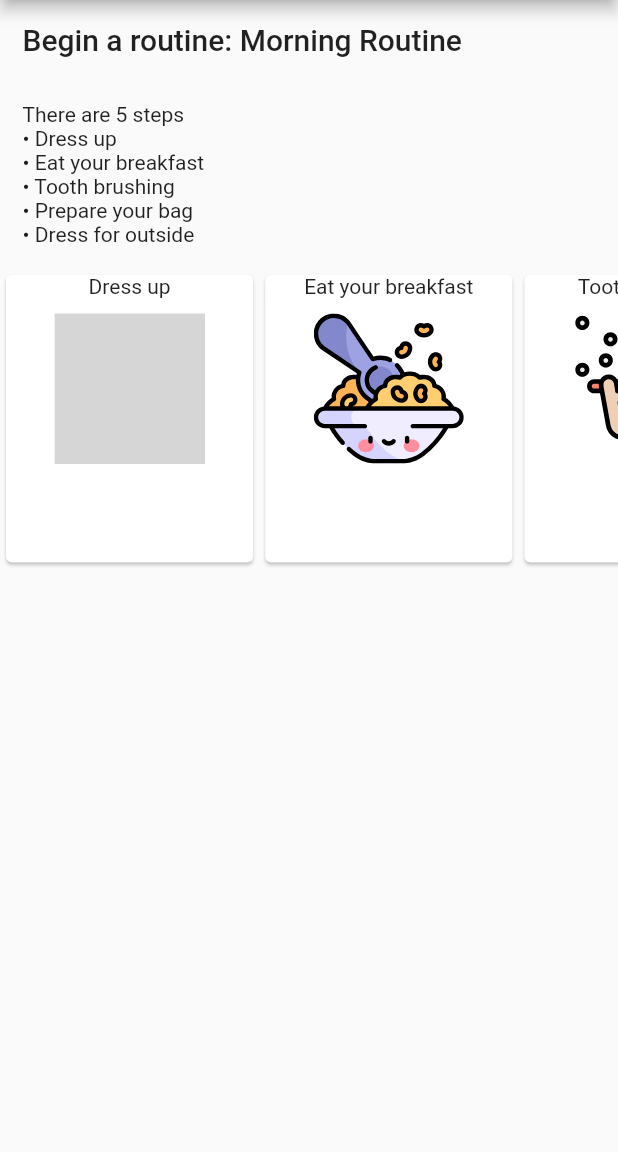
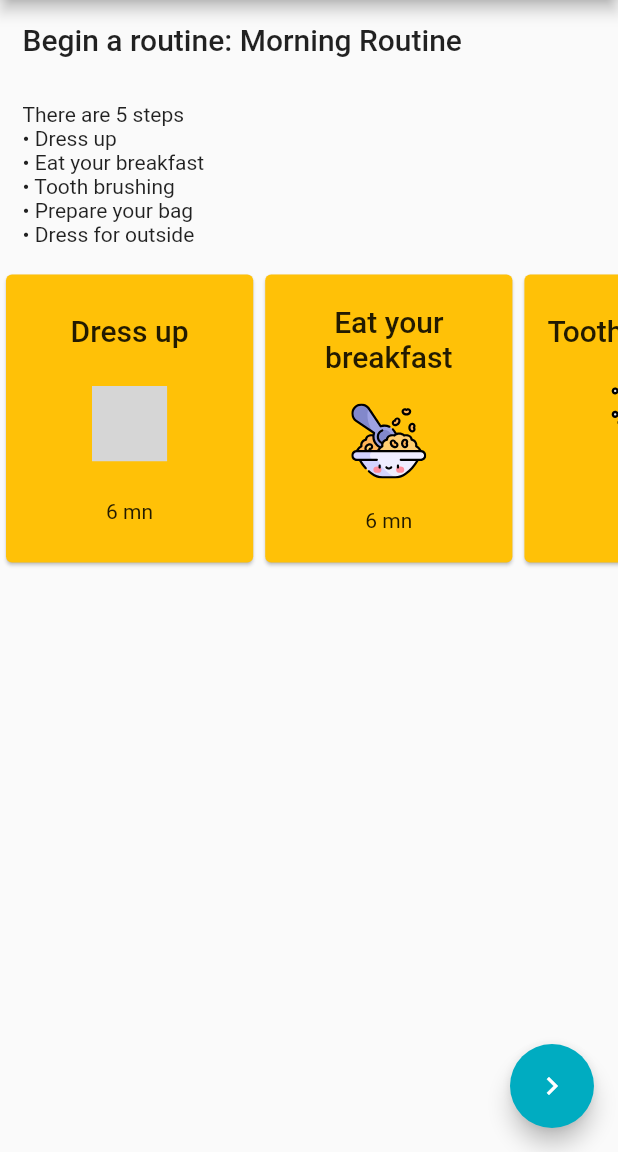
Before and after one commit to juliekitty/project_kidplanner, a Flutter app: the screen it shows after launch, after a tap on "GO", on a phone screen of 412 x 824 dp, the part 84-1236 px from its top. Run offline on Flutter 3.47's test engine with Material 2 defaults, Android fonts, the phone set to English and light mode, and no system bars; our stand-ins replace flutter_svg, sqflite, webview_flutter; missing offline and left inert: countdown_flutter, duration_picker; accounts and stored records are empty; Roboto replaces fonts that are missing (Futura); grey boxes are pictures that could not be loaded.

Commit message:
add credits, init program details

```diff
--- a/lib/src/components/appBar.dart
+++ b/lib/src/components/appBar.dart
@@ -30,7 +30,7 @@ Widget appBar(context, textTheme, appBarTitle) {
             ),
       IconButton(
         icon: Icon(Icons.person),
-        tooltip: 'Contact',
+        tooltip: 'Profile',
         onPressed: () {
           Navigator.push(
             context,
--- a/lib/src/components/bottomMenu.dart
+++ b/lib/src/components/bottomMenu.dart
@@ -5,9 +5,6 @@ import 'package:project_kidplanner/views/HomePage.dart';
 import 'package:project_kidplanner/views/profileView.dart';
 //import 'package:project_kidplanner/views/CountDownState.dart';
 import 'package:project_kidplanner/views/CountDownTimerView.dart';
-/*
-  DEPRECATED
-*/
 
 Widget returnBottomNav(_selectedScreenIndex, _selectScreen) {
   return BottomAppBar(
--- a/lib/views/programView.dart
+++ b/lib/views/programView.dart
@@ -5,6 +5,7 @@ import '../src/components/appBar.dart';
 import 'package:project_kidplanner/src/classes/program.dart';
 import 'package:project_kidplanner/resources/programsData.dart';
 import 'package:flutter_svg/flutter_svg.dart';
+import 'programDetails.dart';
 
 class ProgramView extends StatelessWidget {
   @override
@@ -16,6 +17,7 @@ class ProgramView extends StatelessWidget {
 
     Widget createTile(context, step) {
       return Card(
+        color: Colors.amber,
         child: GestureDetector(
           onTap: () {
             /*Navigator.push(
@@ -31,14 +33,22 @@ class ProgramView extends StatelessWidget {
           child: Container(
             width: MediaQuery.of(context).size.width * 0.40,
             height: MediaQuery.of(context).size.height * 1,
-            alignment: Alignment.bottomCenter,
-            child: Column(children: [
-              Text(step['title'].toString()),
+            alignment: Alignment.center,
+            padding: const EdgeInsets.all(10.0),
+            child: Column(
+                mainAxisAlignment: MainAxisAlignment.spaceEvenly,
+                crossAxisAlignment: CrossAxisAlignment.center,
+                children: [
+                  Text(
+                    step['title'].toString(),
+                    textAlign: TextAlign.center,
+                    style: Theme.of(context).textTheme.headline6,
+                  ),
                   Padding(
                     padding: const EdgeInsets.all(10.0),
                     child: Container(
-                  width: 100,
-                  height: 100,
+                      width: 50,
+                      height: 50,
                       child: SvgPicture.asset(
                           (step['picture'] != null
                               ? step['picture']
@@ -46,6 +56,7 @@ class ProgramView extends StatelessWidget {
                           semanticsLabel: ''),
                     ),
                   ),
+                  Text('${step['duration'].toString()} mn'),
                 ]),
             /*decoration: BoxDecoration(
               image: DecorationImage(
@@ -110,6 +121,29 @@ class ProgramView extends StatelessWidget {
                 )
         ],
       ),
+      floatingActionButton: FloatingActionButton(
+        child: Icon(Icons.keyboard_arrow_right),
+        onPressed: () {
+          Navigator.push(
+            context,
+            MaterialPageRoute(
+              builder: (context) => ProgramDetailsView(),
+              settings: RouteSettings(
+                arguments: program.programId,
+              ),
+            ),
+          );
+        },
+      ),
+/*
+ElevatedButton(
+                      child: Text(
+                        (buttonText != null ? buttonText : 'GO'),
+                        style: TextStyle(fontSize: 18),
+                      ),
+
+                    ),
+*/
     );
   }
 }
```
Also changed, not shown: lib/views/creditsView.dart (+1 -7 lines), lib/views/profileView.dart (+14 -12 lines), lib/views/programDetails.dart (added, +122 -0 lines), 3 other files. Lines whose indentation alone changed are shown as unchanged.
